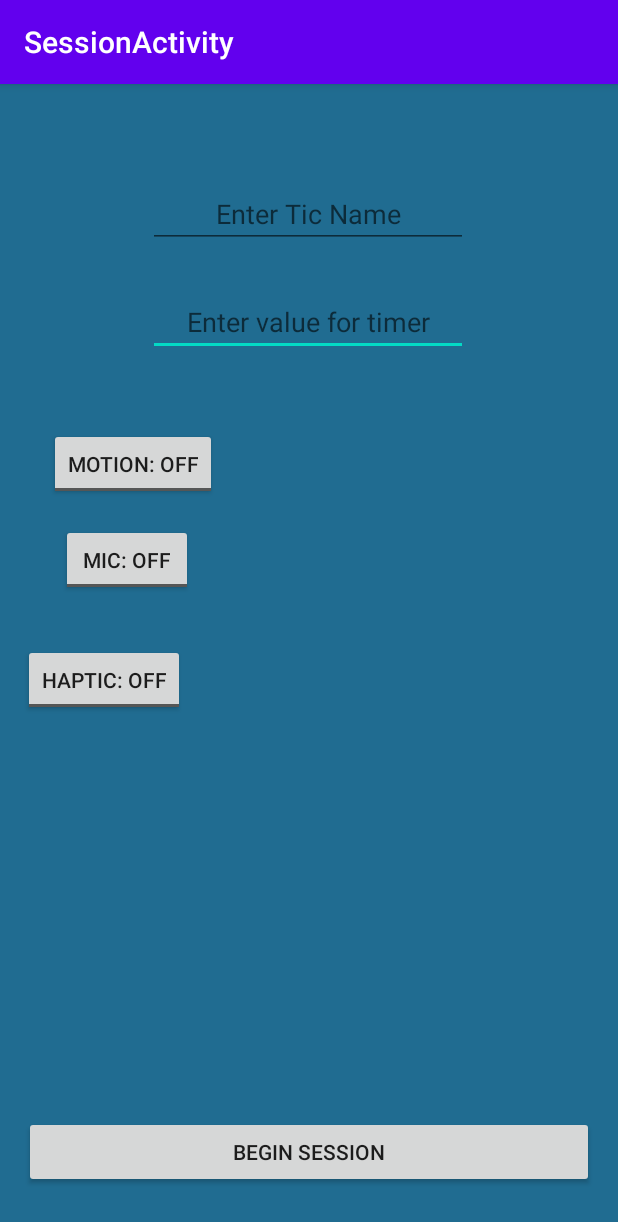
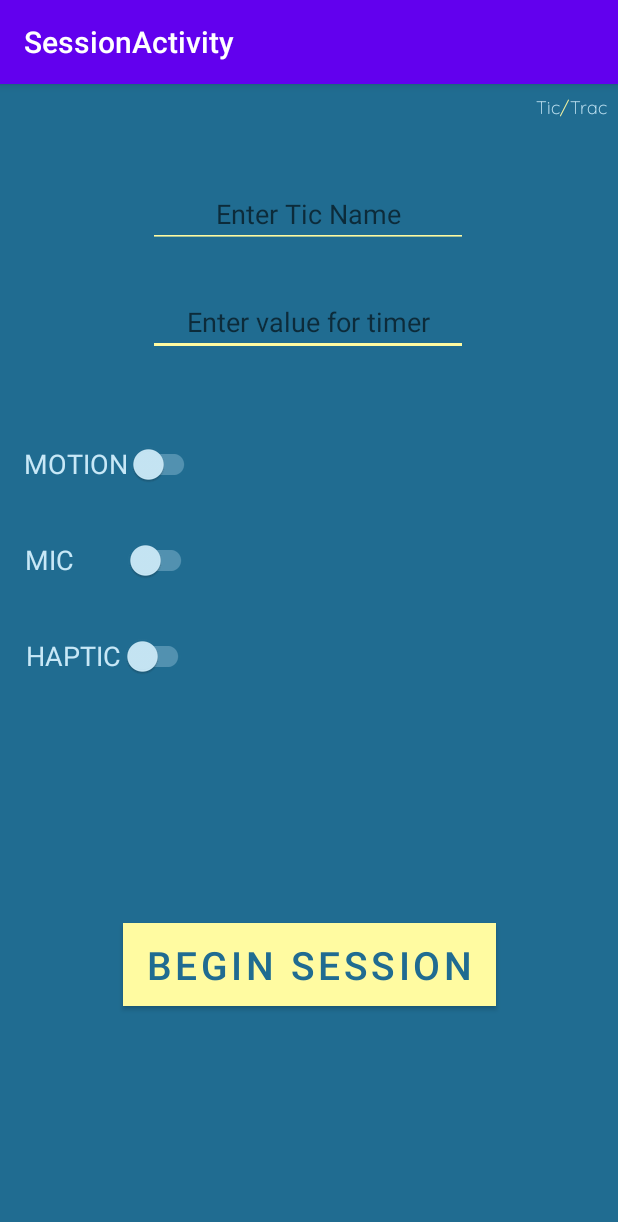
Before and after one commit to jjanton/TicTrac, an Android app: the SessionSetupFragment screen opened directly, with no data from a screen before it, on a phone screen of 412 x 824 dp. Shown: the top 1222 px of the screen. Run offline under Robolectric (Android 15) with nearby library versions, the phone set to English and light mode, and no system bars.

Commit message:
finishing design

```diff
--- a/app/src/main/java/com/project/tictrac/session/presession/SessionSetupFragment.java
+++ b/app/src/main/java/com/project/tictrac/session/presession/SessionSetupFragment.java
@@ -20,8 +20,8 @@ import android.widget.RadioButton;
 import android.widget.RadioGroup;
 import android.widget.TextView;
 import android.widget.Toast;
-import android.widget.ToggleButton;
 
+import com.google.android.material.switchmaterial.SwitchMaterial;
 import com.project.tictrac.R;
 import com.project.tictrac.Utils;
 import com.project.tictrac.session.SessionActivityCallback;
@@ -34,9 +34,9 @@ public class SessionSetupFragment extends Fragment {
 
     private TextView ticNameTextView;
     private TextView timerTextView;
-    private ToggleButton motionSensorToggleButton;
-    private ToggleButton audioSensorToggleButton;
-    private ToggleButton hapticFeedbackToggleButton;
+    private SwitchMaterial motionSensorSwitch;
+    private SwitchMaterial audioSensorSwitch;
+    private SwitchMaterial hapticFeedbackSwitch;
     private RadioGroup motionSensorRadioGroup;
     private RadioGroup audioSensorRadioGroup;
 
@@ -88,9 +88,9 @@ public class SessionSetupFragment extends Fragment {
 
         timerTextView = getView().findViewById(R.id.timerTextView);
         ticNameTextView = getView().findViewById(R.id.ticNameTextView);
-        motionSensorToggleButton = getView().findViewById(R.id.motionSensorToggleButton);
-        audioSensorToggleButton = getView().findViewById(R.id.audioSensorToggleButton);
-        hapticFeedbackToggleButton = getView().findViewById(R.id.hapticFeedbackToggleButton);
+        motionSensorSwitch = getView().findViewById(R.id.motionSensorSwitch);
+        audioSensorSwitch = getView().findViewById(R.id.audioSensorSwitch);
+        hapticFeedbackSwitch = getView().findViewById(R.id.hapticFeedbackSwitch);
         audioSensorRadioGroup = getView().findViewById(R.id.audioSensorRadioGroup);
         motionSensorRadioGroup = getView().findViewById(R.id.motionSensorRadioGroup);
         startSessionButton = getView().findViewById(R.id.startSessionButton);
@@ -100,10 +100,10 @@ public class SessionSetupFragment extends Fragment {
     }
 
     private void setButtonListeners() {
-        motionSensorToggleButton.setOnClickListener(new View.OnClickListener() {
+        motionSensorSwitch.setOnClickListener(new View.OnClickListener() {
             @Override
             public void onClick(View v) {
-                if (motionSensorToggleButton.isChecked()) {
+                if (motionSensorSwitch.isChecked()) {
                     Utils.setRadioGroup(motionSensorRadioGroup, true);
                 } else {
                     Utils.setRadioGroup(motionSensorRadioGroup, false);
@@ -112,13 +112,13 @@ public class SessionSetupFragment extends Fragment {
         });
 
         // Listener for audioSensor toggle
-        audioSensorToggleButton.setOnClickListener(new View.OnClickListener() {
+        audioSensorSwitch.setOnClickListener(new View.OnClickListener() {
             @Override
             public void onClick(View v) {
-                if (audioSensorToggleButton.isChecked()) {
+                if (audioSensorSwitch.isChecked()) {
 
                     if (Utils.isAudioPermissionGranted(getContext())) {
-                        audioSensorToggleButton.setChecked(true);
+                        audioSensorSwitch.setChecked(true);
                         Utils.setRadioGroup(audioSensorRadioGroup, true);
                     } else {
                         requestPermissions(new String[]{
@@ -154,11 +154,11 @@ public class SessionSetupFragment extends Fragment {
             SessionDetails details = new SessionDetails(
                     Integer.parseInt(timerTextView.getText().toString()),
                     ticNameTextView.getText().toString(),
-                    motionSensorToggleButton.isChecked(),
-                    audioSensorToggleButton.isChecked(),
+                    motionSensorSwitch.isChecked(),
+                    audioSensorSwitch.isChecked(),
                     motionSensorRadioButton == null ? "Medium" : motionSensorRadioButton.getText().toString(),
                     audioSensorRadioButton == null ? "Medium" : audioSensorRadioButton.getText().toString(),
-                    hapticFeedbackToggleButton.isChecked()
+                    hapticFeedbackSwitch.isChecked()
             );
 
             activityCallback.beginSessionButtonClicked(details);
@@ -168,9 +168,9 @@ public class SessionSetupFragment extends Fragment {
     private void clearAllSettings() {
         ticNameTextView.setText(null);
         timerTextView.setText(null);
-        motionSensorToggleButton.setChecked(false);
-        audioSensorToggleButton.setChecked(false);
-        hapticFeedbackToggleButton.setChecked(false);
+        motionSensorSwitch.setChecked(false);
+        audioSensorSwitch.setChecked(false);
+        hapticFeedbackSwitch.setChecked(false);
         Utils.setRadioGroup(motionSensorRadioGroup, false);
         Utils.setRadioGroup(audioSensorRadioGroup, false);
         motionSensorRadioGroup.clearCheck();
@@ -187,13 +187,13 @@ public class SessionSetupFragment extends Fragment {
             Toast.makeText(getContext(), "Audio Permission Granted",
                     Toast.LENGTH_SHORT).show();
 
-            audioSensorToggleButton.setChecked(true);
+            audioSensorSwitch.setChecked(true);
             Utils.setRadioGroup(audioSensorRadioGroup, true);
         } else {
             Toast.makeText(getContext(), "Audio Permissions Are Required To Use This Feature",
                     Toast.LENGTH_LONG).show();
 
-            audioSensorToggleButton.setChecked(false);
+            audioSensorSwitch.setChecked(false);
             Utils.setRadioGroup(audioSensorRadioGroup, false);
         }
     }
--- a/app/src/main/res/drawable/ic_baseline_cancel_24.xml
+++ b/app/src/main/res/drawable/ic_baseline_cancel_24.xml
@@ -1,4 +1,4 @@
-<vector android:height="82dp" android:tint="#E52F60"
+<vector android:height="82dp" android:tint="#FFFBA1"
     android:viewportHeight="24" android:viewportWidth="24"
     android:width="82dp" xmlns:android="http://schemas.android.com/apk/res/android">
     <path android:fillColor="@android:color/white" android:pathData="M12,2C6.47,2 2,6.47 2,12s4.47,10 10,10 10,-4.47 10,-10S17.53,2 12,2zM17,15.59L15.59,17 12,13.41 8.41,17 7,15.59 10.59,12 7,8.41 8.41,7 12,10.59 15.59,7 17,8.41 13.41,12 17,15.59z"/>
--- a/app/src/main/res/drawable/ic_pause_circle_outline_24.xml
+++ b/app/src/main/res/drawable/ic_pause_circle_outline_24.xml
@@ -1,4 +1,4 @@
-<vector android:height="82dp" android:tint="#E52F60"
+<vector android:height="82dp" android:tint="#FFFBA1"
     android:viewportHeight="24" android:viewportWidth="24"
     android:width="82dp" xmlns:android="http://schemas.android.com/apk/res/android">
     <path android:fillColor="@android:color/white" android:pathData="M9,16h2L11,8L9,8v8zM12,2C6.48,2 2,6.48 2,12s4.48,10 10,10 10,-4.48 10,-10S17.52,2 12,2zM12,20c-4.41,0 -8,-3.59 -8,-8s3.59,-8 8,-8 8,3.59 8,8 -3.59,8 -8,8zM13,16h2L15,8h-2v8z"/>
--- /dev/null
+++ b/app/src/main/res/drawable/ic_play_circle_outline_24.xml
@@ -0,0 +1,5 @@
+<vector android:height="82dp" android:tint="#FFFBA1"
+    android:viewportHeight="24" android:viewportWidth="24"
+    android:width="82dp" xmlns:android="http://schemas.android.com/apk/res/android">
+    <path android:fillColor="@android:color/white" android:pathData="M10,16.5l6,-4.5 -6,-4.5v9zM12,2C6.48,2 2,6.48 2,12s4.48,10 10,10 10,-4.48 10,-10S17.52,2 12,2zM12,20c-4.41,0 -8,-3.59 -8,-8s3.59,-8 8,-8 8,3.59 8,8 -3.59,8 -8,8z"/>
+</vector>
--- a/app/src/main/res/layout/session_setup_fragment.xml
+++ b/app/src/main/res/layout/session_setup_fragment.xml
@@ -8,6 +8,36 @@
     android:background="#206C91"
     tools:context=".session.presession.SessionSetupFragment">
 
+    <TextView
+        android:id="@+id/TicTracLogo"
+        android:layout_width="wrap_content"
+        android:layout_height="wrap_content"
+        android:fontFamily="@font/quicksand"
+        android:text="Tic  Trac"
+        android:textColor="#C8E8F7"
+        android:textSize="12sp"
+        app:layout_constraintBottom_toBottomOf="parent"
+        app:layout_constraintEnd_toEndOf="parent"
+        app:layout_constraintHorizontal_bias="0.98"
+        app:layout_constraintStart_toStartOf="parent"
+        app:layout_constraintTop_toTopOf="parent"
+        app:layout_constraintVertical_bias="0.008" />
+
+    <TextView
+        android:id="@+id/TicTracSlash"
+        android:layout_width="wrap_content"
+        android:layout_height="wrap_content"
+        android:fontFamily="@font/quicksand"
+        android:text="/"
+        android:textColor="#FFFBA1"
+        android:textSize="12sp"
+        app:layout_constraintBottom_toBottomOf="parent"
+        app:layout_constraintEnd_toEndOf="parent"
+        app:layout_constraintHorizontal_bias="0.92"
+        app:layout_constraintStart_toStartOf="parent"
+        app:layout_constraintTop_toTopOf="parent"
+        app:layout_constraintVertical_bias="0.008" />
+
     <EditText
         android:id="@+id/timerTextView"
         android:layout_width="wrap_content"
@@ -17,11 +47,14 @@
         android:hint="Enter value for timer"
         android:inputType="number"
         android:textAlignment="center"
+        android:textColor="#C8E8F7"
+        android:backgroundTint="#FFFBA1"
         app:layout_constraintEnd_toEndOf="parent"
         app:layout_constraintHorizontal_bias="0.497"
         app:layout_constraintStart_toStartOf="parent"
         app:layout_constraintTop_toTopOf="parent"
-        tools:text="Enter value for timer" />
+        tools:text="Enter value for timer"
+        android:autofillHints="Enter value for timer" />
 
     <EditText
         android:id="@+id/ticNameTextView"
@@ -32,59 +65,147 @@
         android:hint="Enter Tic Name"
         android:inputType="textPersonName"
         android:textAlignment="center"
+        android:textColor="#C8E8F7"
+        android:backgroundTint="#FFFBA1"
         app:layout_constraintEnd_toEndOf="parent"
         app:layout_constraintHorizontal_bias="0.497"
         app:layout_constraintStart_toStartOf="parent"
         app:layout_constraintTop_toTopOf="parent"
-        tools:text="Enter Tic Name" />
+        tools:text="Enter Tic Name"
+        android:autofillHints="Enter Tic Name" />
 
-    <ToggleButton
-        android:id="@+id/motionSensorToggleButton"
+    <com.google.android.material.switchmaterial.SwitchMaterial
+        android:id="@+id/motionSensorSwitch"
         android:layout_width="wrap_content"
         android:layout_height="wrap_content"
         android:layout_marginHorizontal="16sp"
         android:layout_marginTop="48dp"
-        android:textOff="@string/motion_off"
-        android:textOn="@string/motion_on"
+        android:text="@string/motion"
+        android:textColor="#C8E8F7"
+        android:textSize="18sp"
+        android:theme="@style/CustomSwitch"
         app:layout_constraintEnd_toStartOf="@+id/motionSensorRadioGroup"
-        app:layout_constraintHorizontal_bias="0.5"
         app:layout_constraintHorizontal_chainStyle="spread"
         app:layout_constraintStart_toStartOf="parent"
-        app:layout_constraintTop_toBottomOf="@id/timerTextView" />
+        app:layout_constraintTop_toBottomOf="@id/timerTextView"
+        app:useMaterialThemeColors="false" />
 
-    <ToggleButton
-        android:id="@+id/audioSensorToggleButton"
+    <com.google.android.material.switchmaterial.SwitchMaterial
+        android:id="@+id/audioSensorSwitch"
         android:layout_width="wrap_content"
         android:layout_height="wrap_content"
         android:layout_marginHorizontal="16sp"
         android:layout_marginTop="16dp"
-        android:textOff="@string/mic_off"
-        android:textOn="@string/mic_on"
+        android:text="@string/mic"
+        android:textColor="#C8E8F7"
+        android:textSize="18sp"
+        android:theme="@style/CustomSwitch"
         app:layout_constraintEnd_toStartOf="@+id/audioSensorRadioGroup"
+        app:layout_constraintHorizontal_bias="0.49"
+        app:layout_constraintStart_toStartOf="parent"
+        app:layout_constraintTop_toBottomOf="@id/motionSensorSwitch"
+        app:switchPadding="34dp"
+        app:useMaterialThemeColors="false" />
+
+    <com.google.android.material.switchmaterial.SwitchMaterial
+        android:id="@+id/hapticFeedbackSwitch"
+        android:layout_width="wrap_content"
+        android:layout_height="wrap_content"
+        android:layout_marginHorizontal="16sp"
+        android:layout_marginStart="32dp"
+        android:layout_marginTop="16dp"
+        android:layout_marginEnd="305dp"
+        android:text="@string/haptic_feedback"
+        android:textColor="#C8E8F7"
+        android:textSize="18sp"
+        android:theme="@style/CustomSwitch"
+        app:layout_constraintEnd_toEndOf="parent"
+        app:layout_constraintHorizontal_bias="0.4"
+        app:layout_constraintStart_toStartOf="parent"
+        app:layout_constraintTop_toBottomOf="@id/audioSensorSwitch"
+        app:useMaterialThemeColors="false" />
+
+    <RadioGroup
+        android:id="@+id/motionSensorRadioGroup"
+        android:layout_width="wrap_content"
+        android:layout_height="32dp"
+        android:orientation="horizontal"
+        app:layout_constraintBottom_toBottomOf="@+id/motionSensorSwitch"
+        app:layout_constraintEnd_toEndOf="parent"
         app:layout_constraintHorizontal_bias="0.5"
-        app:layout_constraintStart_toStartOf="parent"
-        app:layout_constraintTop_toBottomOf="@id/motionSensorToggleButton" />
+        app:layout_constraintStart_toEndOf="@+id/motionSensorSwitch"
+        app:layout_constraintTop_toBottomOf="@id/timerTextView"
+        app:layout_constraintTop_toTopOf="@+id/motionSensorSwitch"
+        app:layout_constraintVertical_bias="0.37">
+
+        <RadioButton
+            android:id="@+id/lowHaptic"
+            android:layout_width="wrap_content"
+            android:layout_height="match_parent"
+            android:layout_weight="1"
+            android:text="Low"
+            android:textColor="#C8E8F7"
+            android:textSize="16sp"
+            android:paddingStart="0sp"
+            android:paddingEnd="15sp"
+            android:theme="@style/CustomRadio"
+            tools:layout_editor_absoluteX="141dp"
+            tools:layout_editor_absoluteY="397dp" />
+
+        <RadioButton
+            android:id="@+id/mediumHaptic"
+            android:layout_width="wrap_content"
+            android:layout_height="match_parent"
+            android:layout_weight="1"
+            android:text="Medium"
+            android:textColor="#C8E8F7"
+            android:textSize="16sp"
+            android:paddingStart="0sp"
+            android:paddingEnd="15sp"
+            android:theme="@style/CustomRadio"
+            tools:layout_editor_absoluteX="218dp"
+            tools:layout_editor_absoluteY="397dp" />
+
+        <RadioButton
+            android:id="@+id/highHaptic"
+            android:layout_width="wrap_content"
+            android:layout_height="match_parent"
+            android:layout_weight="1"
+            android:text="High"
+            android:textColor="#C8E8F7"
+            android:textSize="16sp"
+            android:paddingStart="0sp"
+            android:paddingEnd="15sp"
+            android:theme="@style/CustomRadio"
+            tools:layout_editor_absoluteX="317dp"
+            tools:layout_editor_absoluteY="397dp" />
+
+    </RadioGroup>
 
     <RadioGroup
         android:id="@+id/audioSensorRadioGroup"
         android:layout_width="wrap_content"
         android:layout_height="32dp"
         android:orientation="horizontal"
-        app:layout_constraintBottom_toBottomOf="@+id/audioSensorToggleButton"
+        app:layout_constraintBottom_toBottomOf="@+id/audioSensorSwitch"
         app:layout_constraintEnd_toEndOf="parent"
         app:layout_constraintHorizontal_bias="0.5"
-        app:layout_constraintStart_toEndOf="@+id/audioSensorToggleButton"
-        app:layout_constraintTop_toBottomOf="@id/motionSensorToggleButton"
-        app:layout_constraintTop_toTopOf="@+id/audioSensorToggleButton"
-        app:layout_constraintVertical_bias="0.75">
+        app:layout_constraintStart_toEndOf="@+id/audioSensorSwitch"
+        app:layout_constraintTop_toBottomOf="@id/motionSensorSwitch"
+        app:layout_constraintTop_toTopOf="@+id/audioSensorSwitch"
+        app:layout_constraintVertical_bias="0.38">
 
         <RadioButton
             android:id="@+id/lowAudio"
             android:layout_width="wrap_content"
             android:layout_height="match_parent"
             android:layout_weight="1"
+            android:paddingStart="0sp"
+            android:paddingEnd="15sp"
             android:text="Low"
+            android:textColor="#C8E8F7"
             android:textSize="16sp"
+            android:theme="@style/CustomRadio"
             tools:layout_editor_absoluteX="141dp"
             tools:layout_editor_absoluteY="397dp" />
 
@@ -95,6 +216,10 @@
             android:layout_weight="1"
             android:text="Medium"
             android:textSize="16sp"
+            android:textColor="#C8E8F7"
+            android:paddingStart="0sp"
+            android:paddingEnd="15sp"
+            android:theme="@style/CustomRadio"
             tools:layout_editor_absoluteX="218dp"
             tools:layout_editor_absoluteY="397dp" />
 
@@ -104,82 +229,34 @@
             android:layout_height="match_parent"
             android:layout_weight="1"
             android:text="High"
+            android:textColor="#C8E8F7"
             android:textSize="16sp"
+            android:paddingStart="0sp"
+            android:paddingEnd="15sp"
+            android:theme="@style/CustomRadio"
             tools:layout_editor_absoluteX="317dp"
             tools:layout_editor_absoluteY="397dp" />
 
     </RadioGroup>
 
-    <RadioGroup
-        android:id="@+id/motionSensorRadioGroup"
+    <com.google.android.material.button.MaterialButton
+        android:id="@+id/startSessionButton"
         android:layout_width="wrap_content"
-        android:layout_height="32dp"
-        android:orientation="horizontal"
-        app:layout_constraintBottom_toBottomOf="@+id/motionSensorToggleButton"
-        app:layout_constraintEnd_toEndOf="parent"
-        app:layout_constraintHorizontal_bias="0.5"
-        app:layout_constraintStart_toEndOf="@+id/motionSensorToggleButton"
-        app:layout_constraintTop_toBottomOf="@id/timerTextView"
-        app:layout_constraintTop_toTopOf="@+id/motionSensorToggleButton"
-        app:layout_constraintVertical_bias="1.0">
-
-        <RadioButton
-            android:id="@+id/lowHaptic"
-            android:layout_width="wrap_content"
-            android:layout_height="match_parent"
-            android:layout_weight="1"
-            android:text="Low"
-            android:textSize="16sp"
-            tools:layout_editor_absoluteX="141dp"
-            tools:layout_editor_absoluteY="397dp" />
-
-        <RadioButton
-            android:id="@+id/mediumHaptic"
-            android:layout_width="wrap_content"
-            android:layout_height="match_parent"
-            android:layout_weight="1"
-            android:text="Medium"
-            android:textSize="16sp"
-            tools:layout_editor_absoluteX="218dp"
-            tools:layout_editor_absoluteY="397dp" />
-
-        <RadioButton
-            android:id="@+id/highHaptic"
-            android:layout_width="wrap_content"
-            android:layout_height="match_parent"
-            android:layout_weight="1"
-            android:text="High"
-            android:textSize="16sp"
-            tools:layout_editor_absoluteX="317dp"
-            tools:layout_editor_absoluteY="397dp" />
-
-    </RadioGroup>
-
-    <Button
-        android:id="@+id/startSessionButton"
-        android:layout_width="match_parent"
         android:layout_height="wrap_content"
-        android:layout_marginStart="16dp"
-        android:layout_marginEnd="16dp"
-        android:layout_marginBottom="32dp"
+        android:background="#8ABDD5"
+        android:color="#8ABDD5"
         android:text="@string/begin_session"
+        android:textColor="#206C91"
+        android:textSize="26sp"
+        android:theme="@style/Theme.MaterialComponents"
+        app:backgroundTint="#FFFBA1"
+        app:cornerRadius="24dp"
+        app:iconTint="#206C91"
         app:layout_constraintBottom_toBottomOf="parent"
         app:layout_constraintEnd_toEndOf="parent"
-        app:layout_constraintStart_toStartOf="parent" />
-
-    <ToggleButton
-        android:id="@+id/hapticFeedbackToggleButton"
-        android:layout_width="wrap_content"
-        android:layout_height="wrap_content"
-        android:layout_marginHorizontal="16sp"
-        android:layout_marginStart="32dp"
-        android:layout_marginTop="32dp"
-        android:layout_marginEnd="305dp"
-        android:textOff="@string/haptic_feedback_off"
-        android:textOn="@string/haptic_feedback_on"
-        app:layout_constraintEnd_toEndOf="parent"
         app:layout_constraintStart_toStartOf="parent"
-        app:layout_constraintTop_toBottomOf="@id/audioSensorToggleButton" />
+        app:layout_constraintTop_toBottomOf="@+id/hapticFeedbackSwitch"
+        app:rippleColor="#2778A0" />
 
 
 </androidx.constraintlayout.widget.ConstraintLayout>
--- a/app/src/main/res/values/strings.xml
+++ b/app/src/main/res/values/strings.xml
@@ -13,14 +13,10 @@
     <string name="view_past_session_results">PREVIOUS SESSION RESULTS</string>
     <string name="title_activity_session">SessionActivity</string>
 
-    <string name="haptic_feedback_off">HAPTIC: OFF</string>
-    <string name="haptic_feedback_on">HAPTIC: ON</string>
-    <string name="sound_off">SOUND: OFF</string>
-    <string name="sound_on">SOUND: ON</string>
-    <string name="motion_off">MOTION: OFF</string>
-    <string name="motion_on">MOTION: ON</string>
-    <string name="mic_off">MIC: OFF</string>
-    <string name="mic_on">MIC: ON</string>
+    <string name="haptic_feedback">HAPTIC</string>
+    <string name="sound">SOUND</string>
+    <string name="motion">MOTION</string>
+    <string name="mic">MIC</string>
 
     <string name="begin_session">BEGIN SESSION</string>
 </resources>
--- a/app/src/main/res/values/styles.xml
+++ b/app/src/main/res/values/styles.xml
@@ -16,4 +16,20 @@
 
     <style name="AppTheme.PopupOverlay" parent="ThemeOverlay.AppCompat.Light" />
 
+    <style name="CustomSwitch" parent="Theme.MaterialComponents">
+        <!-- active thumb & track color (30% transparency) -->
+        <item name="colorControlActivated">#FFFBA1</item>
+
+        <!-- inactive thumb color -->
+        <item name="colorSwitchThumbNormal">#C8E8F7</item>
+
+        <!-- inactive track color (30% transparency) -->
+        <item name="android:colorForeground">#C8E8F7</item>
+    </style>
+
+    <style name="CustomRadio" parent="Theme.MaterialComponents">
+        <item name="colorOnSurface">#000000</item>
+        <item name="colorSecondary">#FFFBA1</item>
+    </style>
+
 </resources>
```
Also changed, not shown: app/src/main/java/com/project/tictrac/session/midsession/SessionFragment.java (+7 -3 lines), app/src/main/res/layout/session_fragment.xml (+85 -45 lines).
